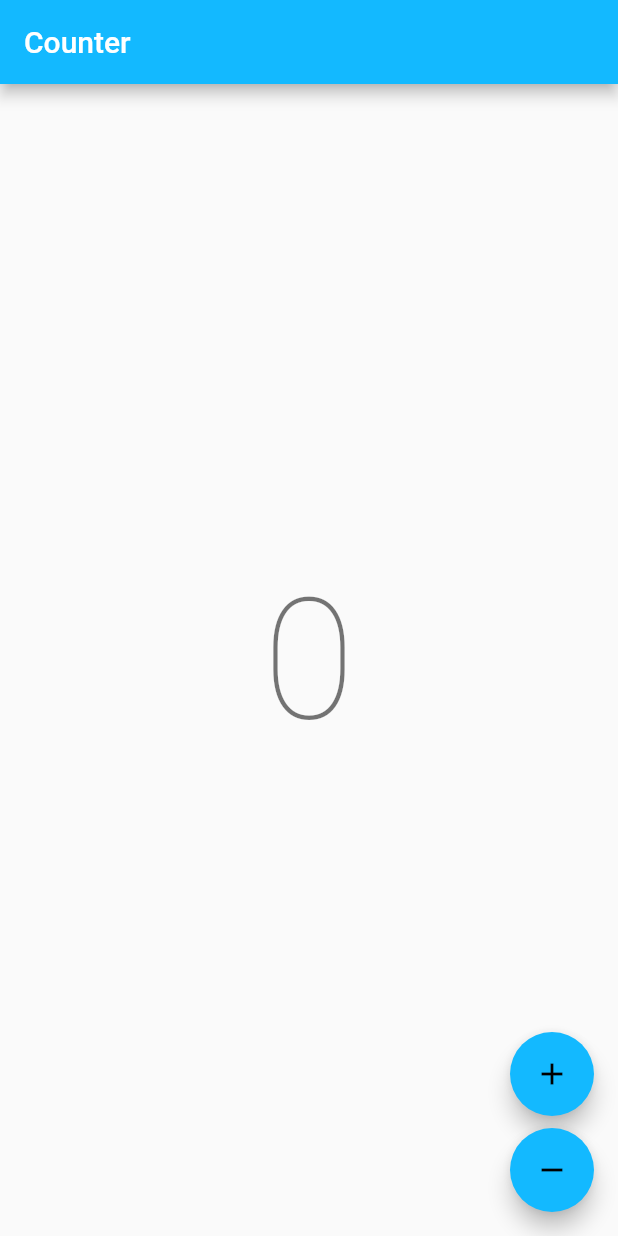
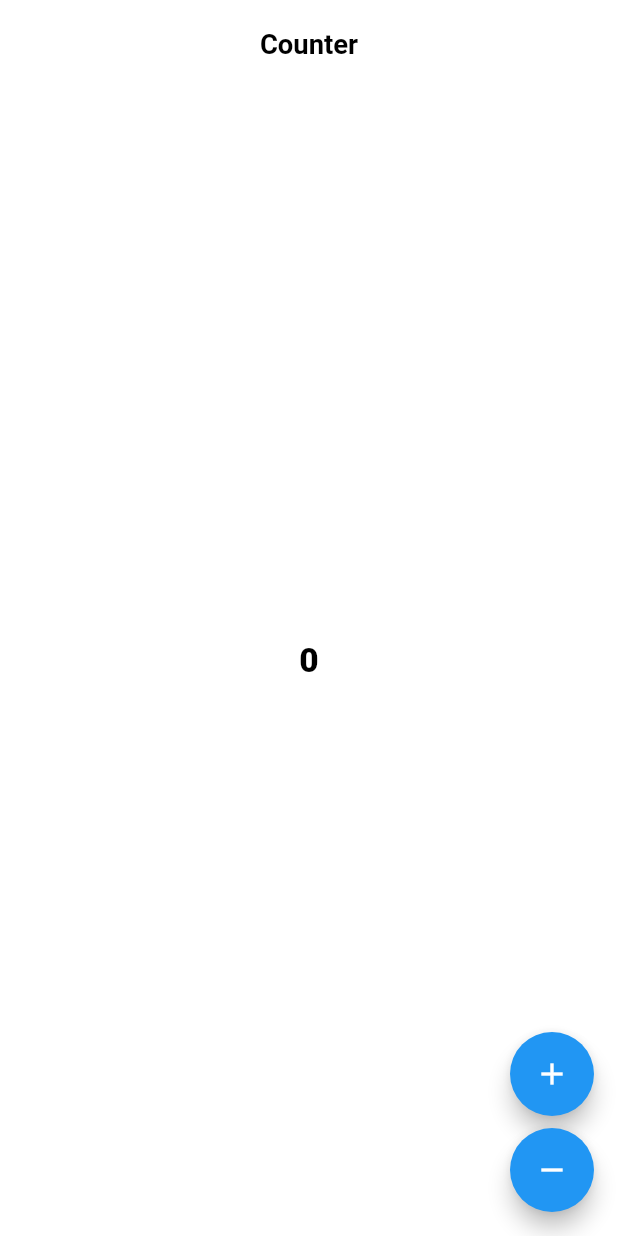
Before and after one commit to mestyash/crm, a Flutter app: the screen it shows after launch, on a phone screen of 412 x 824 dp. Run offline on Flutter 3.47's test engine with Material 2 defaults, Android fonts, the phone set to English and light mode, and no system bars; our stand-ins replace bloc, flutter_bloc, flutter_screenutil; generated files the repository leaves out were written again; Roboto replaces fonts that are missing (Montserrat); project files that could hold a hidden picture were left out.

```diff
--- a/lib/app/view/app.dart
+++ b/lib/app/view/app.dart
@@ -1,22 +1,25 @@
+import 'package:crm/core/project_theme.dart';
 import 'package:crm/counter/counter.dart';
 import 'package:crm/l10n/l10n.dart';
 import 'package:flutter/material.dart';
+import 'package:flutter_screenutil/flutter_screenutil.dart';
 
 class App extends StatelessWidget {
   const App({super.key});
 
   @override
   Widget build(BuildContext context) {
-    return MaterialApp(
-      theme: ThemeData(
-        appBarTheme: const AppBarTheme(color: Color(0xFF13B9FF)),
-        colorScheme: ColorScheme.fromSwatch(
-          accentColor: const Color(0xFF13B9FF),
-        ),
+    return ScreenUtilInit(
+      designSize: const Size(375, 812),
+      minTextAdapt: true,
+      splitScreenMode: true,
+      builder: (context, child) => MaterialApp(
+        theme: ProjectThemes.lightTheme,
+        themeMode: ThemeMode.light,
+        localizationsDelegates: AppLocalizations.localizationsDelegates,
+        supportedLocales: AppLocalizations.supportedLocales,
+        home: const CounterPage(),
       ),
-      localizationsDelegates: AppLocalizations.localizationsDelegates,
-      supportedLocales: AppLocalizations.supportedLocales,
-      home: const CounterPage(),
     );
   }
 }
```
